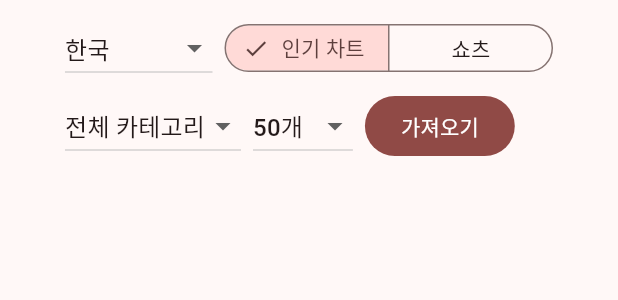
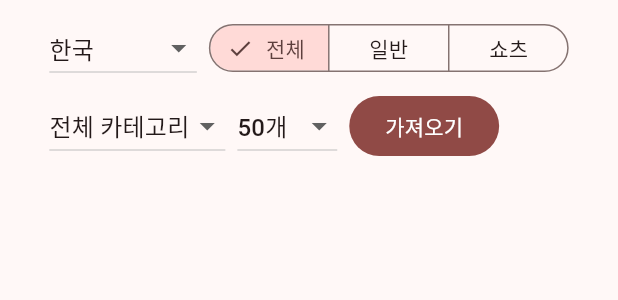
Before and after one commit to hongsytop-tech/Youtube-Filtering, a Flutter app: the _VideoRankingTab widget shown alone on an empty page, opened directly, on a phone screen of 412 x 824 dp. Shown: the top 300 px of the screen. Run offline on Flutter 3.47's test engine with Material 3 defaults, Android fonts, the phone set to English and light mode, and no system bars; our stand-ins replace cached_network_image, flutter_dotenv, flutter_riverpod, go_router, shared_preferences, supabase_flutter and 1 more; missing offline and left inert: dart:js_interop; accounts and stored records are empty; network calls fail.

Commit message:
Ranking: unify source + filter into one 전체/일반/쇼츠 control
Two toggles both had "쇼츠" (data source vs client filter), which was
confusing. Merge into a single 3-way mode: 전체/일반 use the cheap
mostPopular chart (일반 hides <=4min short-form, free client filter),
쇼츠 uses the search source. Switching 전체<->일반 re-filters instantly;
crossing the 쇼츠 boundary shows a "가져오기" hint since it's a different
(and pricier) source.

Co-Authored-By: Claude Opus 4.8 <noreply@anthropic.com>
Claude-Session: https://claude.ai/code/session_01KqsggJx5GU2VY8m2xWj9Ty

```diff
--- a/lib/features/ranking/screens/ranking_screen.dart
+++ b/lib/features/ranking/screens/ranking_screen.dart
@@ -86,17 +86,21 @@ class _VideoRankingTab extends ConsumerStatefulWidget {
 
 class _VideoRankingTabState extends ConsumerState<_VideoRankingTab> {
   String _region = 'KR';
-  String _source = 'popular'; // popular | shorts
+  // Unified: 전체/일반 use the popular chart (cheap), 쇼츠 uses search.
+  String _mode = 'all'; // all | regular | shorts
+  String? _loadedKind; // 'popular' | 'shorts' — what _videos currently holds
   String _category = ''; // '' = 전체
   int _count = 50;
   int _days = 7;
-  String _type = 'all'; // all | regular | shorts
   List<Map<String, String>> _categories = [];
   List<RankVideo> _videos = [];
   String _sort = 'views';
   bool _desc = true;
   bool _loading = false;
   String? _error;
+
+  String get _neededKind => _mode == 'shorts' ? 'shorts' : 'popular';
+  bool get _stale => _videos.isNotEmpty && _loadedKind != _neededKind;
 
   @override
   void initState() {
@@ -132,19 +136,21 @@ class _VideoRankingTabState extends ConsumerState<_VideoRankingTab> {
       _error = null;
       _videos = [];
     });
+    final kind = _neededKind;
     try {
       final body = {
-        'mode': _source,
+        'mode': kind,
         'regionCode': _region,
         'categoryId': _category,
         'max': _count,
-        if (_source == 'shorts') 'days': _days,
+        if (kind == 'shorts') 'days': _days,
       };
       final res =
           await SupabaseService.client.functions.invoke('ranking', body: body);
       final data = res.data as Map?;
       final list = (data?['videos'] as List?) ?? const [];
       setState(() {
+        _loadedKind = kind;
         _videos = list
             .map((e) => RankVideo(Map<String, dynamic>.from(e)))
             .toList();
@@ -176,13 +182,15 @@ class _VideoRankingTabState extends ConsumerState<_VideoRankingTab> {
       }
     }
 
-    // Safety net: the Shorts source shows only true short videos, regardless
-    // of what the function returned.
+    // The current data must match the selected mode's source; otherwise the
+    // user needs to re-fetch (handled by the stale hint in build).
+    if (_stale) return const [];
     var pool = _videos;
-    if (_source == 'shorts') pool = pool.where((v) => v.isShort).toList();
-    // Client-side type filter (free — same fetched data).
-    if (_type == 'shorts') pool = pool.where((v) => v.isShort).toList();
-    if (_type == 'regular') pool = pool.where((v) => !v.isShort).toList();
+    if (_mode == 'shorts') {
+      pool = pool.where((v) => v.isShort).toList(); // safety net
+    } else if (_mode == 'regular') {
+      pool = pool.where((v) => !v.isShort).toList();
+    }
     final list = [...pool]..sort(cmp);
     if (_desc) return list.reversed.toList();
     return list;
@@ -211,15 +219,16 @@ class _VideoRankingTabState extends ConsumerState<_VideoRankingTab> {
                 style: const ButtonStyle(
                     visualDensity: VisualDensity.compact),
                 segments: const [
-                  ButtonSegment(value: 'popular', label: Text('인기 차트')),
+                  ButtonSegment(value: 'all', label: Text('전체')),
+                  ButtonSegment(value: 'regular', label: Text('일반')),
                   ButtonSegment(value: 'shorts', label: Text('쇼츠')),
                 ],
-                selected: {_source},
-                onSelectionChanged: (s) => setState(() => _source = s.first),
+                selected: {_mode},
+                onSelectionChanged: (s) => setState(() => _mode = s.first),
               ),
               _categoryDropdown(),
               _countDropdown(_count, (v) => setState(() => _count = v)),
-              if (_source == 'shorts')
+              if (_mode == 'shorts')
                 DropdownButton<int>(
                   value: _days,
                   onChanged: (v) => setState(() => _days = v ?? 7),
@@ -241,25 +250,17 @@ class _VideoRankingTabState extends ConsumerState<_VideoRankingTab> {
             ],
           ),
         ),
-        if (_videos.isNotEmpty)
+        if (_stale)
           Padding(
-            padding: const EdgeInsets.fromLTRB(12, 4, 12, 0),
-            child: Align(
-              alignment: Alignment.centerLeft,
-              child: SegmentedButton<String>(
-                style: const ButtonStyle(
-                    visualDensity: VisualDensity.compact),
-                segments: const [
-                  ButtonSegment(value: 'all', label: Text('전체')),
-                  ButtonSegment(value: 'regular', label: Text('일반')),
-                  ButtonSegment(value: 'shorts', label: Text('쇼츠')),
-                ],
-                selected: {_type},
-                onSelectionChanged: (s) => setState(() => _type = s.first),
-              ),
+            padding: const EdgeInsets.fromLTRB(16, 8, 16, 0),
+            child: Text(
+              _mode == 'shorts'
+                  ? '쇼츠는 별도 검색이라 "가져오기"를 눌러 불러오세요.'
+                  : '"가져오기"를 눌러 인기 차트를 불러오세요.',
+              style: TextStyle(color: Theme.of(context).hintColor),
             ),
           ),
-        if (_videos.isNotEmpty)
+        if (_sorted.isNotEmpty)
           Padding(
             padding: const EdgeInsets.symmetric(horizontal: 12),
             child: Row(
```
